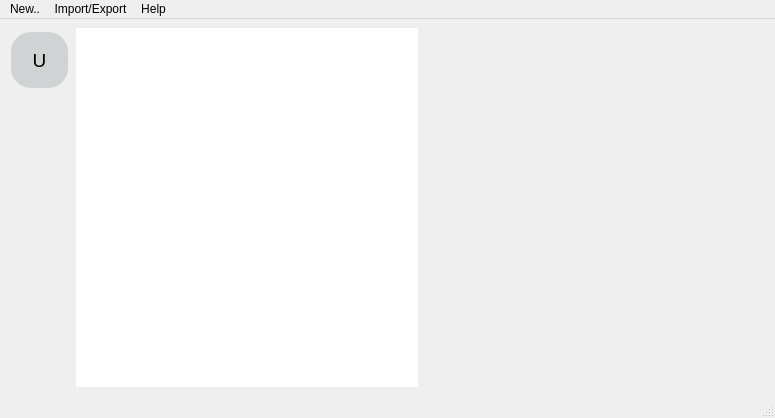
Before: the Qt Designer form window_ui/main_window.ui in skaldson/password_manager, drawn with Qt 5.
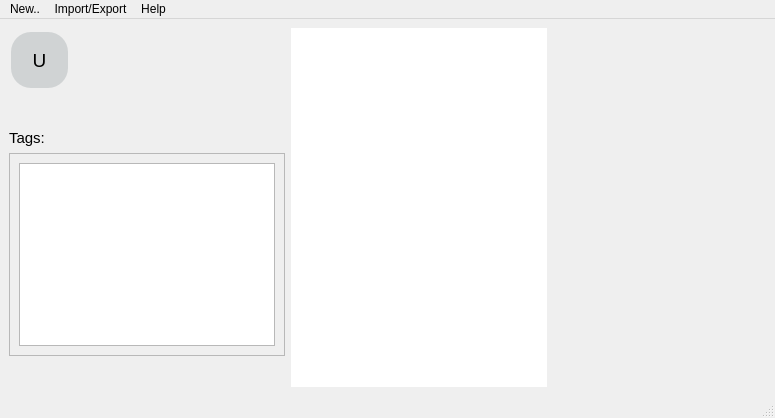
After: the same form once the commit is applied. Icons and pictures are not drawn. Custom widgets are drawn as their Qt base class.

```diff
--- a/window_ui/main_window.ui
+++ b/window_ui/main_window.ui
@@ -55,6 +55,62 @@
         </property>
        </spacer>
       </item>
+      <item>
+       <widget class="QLabel" name="tags_tool">
+        <property name="font">
+         <font>
+          <pointsize>11</pointsize>
+         </font>
+        </property>
+        <property name="cursor">
+         <cursorShape>PointingHandCursor</cursorShape>
+        </property>
+        <property name="layoutDirection">
+         <enum>Qt::LeftToRight</enum>
+        </property>
+        <property name="text">
+         <string>Tags:</string>
+        </property>
+        <property name="alignment">
+         <set>Qt::AlignLeading|Qt::AlignLeft|Qt::AlignVCenter</set>
+        </property>
+       </widget>
+      </item>
+      <item>
+       <widget class="QScrollArea" name="scroll_tags_area">
+        <property name="widgetResizable">
+         <bool>true</bool>
+        </property>
+        <widget class="QWidget" name="scrollAreaWidgetContents">
+         <property name="geometry">
+          <rect>
+           <x>0</x>
+           <y>0</y>
+           <width>225</width>
+           <height>88</height>
+          </rect>
+         </property>
+         <layout class="QVBoxLayout" name="verticalLayout_2">
+          <item>
+           <widget class="QListWidget" name="tags_tooltip"/>
+          </item>
+         </layout>
+        </widget>
+       </widget>
+      </item>
+      <item>
+       <spacer name="verticalSpacer_2">
+        <property name="orientation">
+         <enum>Qt::Vertical</enum>
+        </property>
+        <property name="sizeHint" stdset="0">
+         <size>
+          <width>20</width>
+          <height>40</height>
+         </size>
+        </property>
+       </spacer>
+      </item>
      </layout>
     </item>
     <item>
```
Left out of the diff: 2 changed lines with no effect on the pictures.
